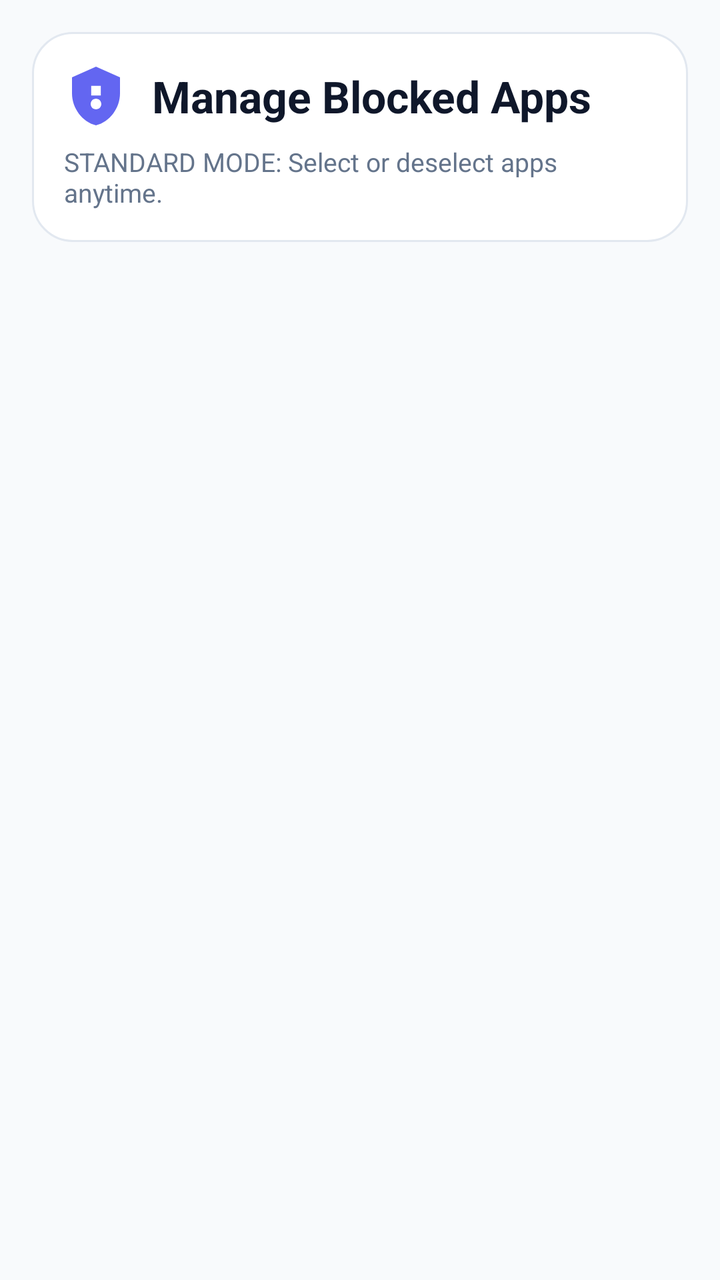
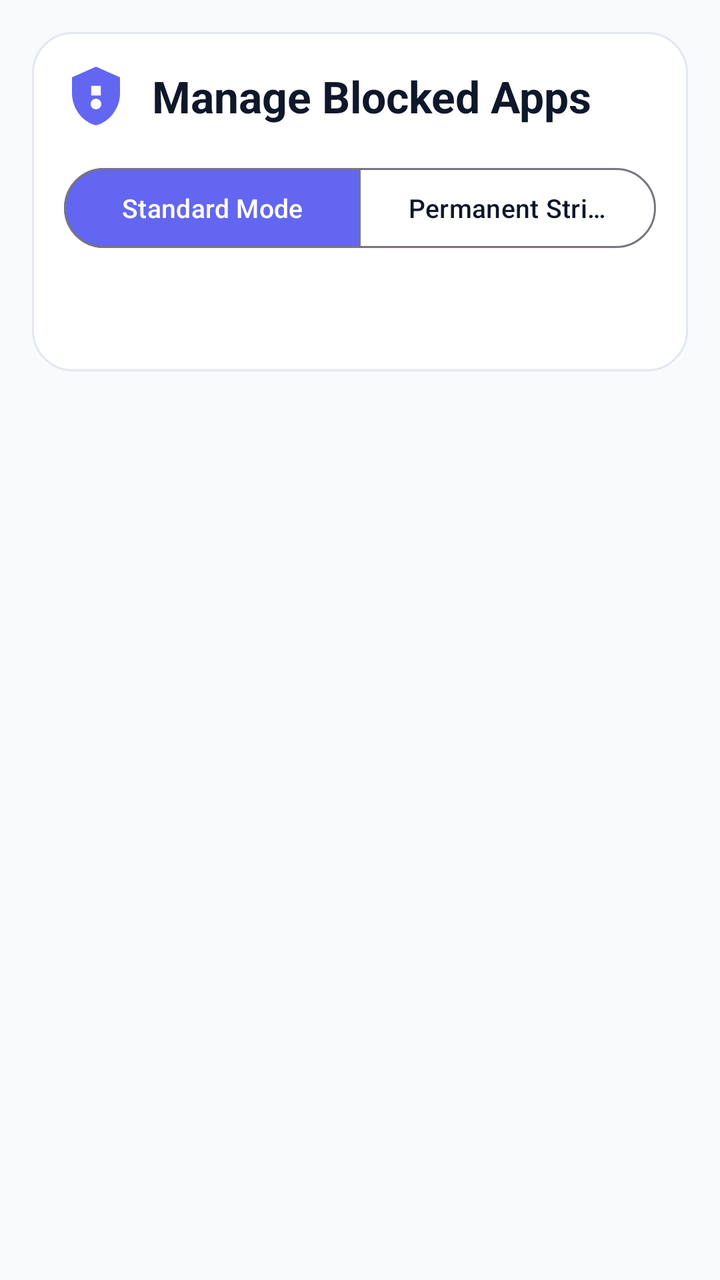

The first picture is an Android layout as it rendered before a commit; the second is the same layout after the commit. The layout source and the unified diff follow.
<!-- AndroidManifest.xml: application theme Theme.LockoutGate -->
<!-- res/layout/activity_app_picker.xml -->
<?xml version="1.0" encoding="utf-8"?>
<FrameLayout xmlns:android="http://schemas.android.com/apk/res/android"
    xmlns:app="http://schemas.android.com/apk/res-auto"
    android:layout_width="match_parent"
    android:layout_height="match_parent">

    
    <ImageView
        android:id="@+id/customBackgroundImageView"
        android:layout_width="match_parent"
        android:layout_height="match_parent"
        android:contentDescription="@null"
        android:scaleType="centerCrop"
        android:visibility="gone" />

    
    <View
        android:id="@+id/backgroundScrimView"
        android:layout_width="match_parent"
        android:layout_height="match_parent"
        android:background="#70000000"
        android:visibility="gone" />

    <LinearLayout
        android:layout_width="match_parent"
        android:layout_height="match_parent"
        android:orientation="vertical"
        android:padding="16dp">

        
        <LinearLayout
            android:layout_width="match_parent"
            android:layout_height="wrap_content"
            android:layout_marginBottom="12dp"
            android:background="@drawable/bg_panel"
            android:orientation="vertical"
            android:padding="16dp">

            <LinearLayout
                android:layout_width="match_parent"
                android:layout_height="wrap_content"
                android:gravity="center_vertical"
                android:orientation="horizontal">

                <ImageView
                    android:layout_width="32dp"
                    android:layout_height="32dp"
                    android:contentDescription="@string/title_manage_apps"
                    android:src="@drawable/ic_shield_lock"
                    app:tint="@color/primary" />

                <TextView
                    android:layout_width="wrap_content"
                    android:layout_height="wrap_content"
                    android:layout_marginStart="12dp"
                    android:text="@string/title_manage_apps"
                    android:textColor="@color/text_primary_light"
                    android:textSize="22sp"
                    android:textStyle="bold" />
            </LinearLayout>

            <TextView
                android:layout_width="match_parent"
                android:layout_height="wrap_content"
                android:layout_marginTop="8dp"
                android:text="@string/mode_desc_standard"
                android:textColor="@color/text_secondary_light"
                android:textSize="13sp" />
        </LinearLayout>

        <ProgressBar
            android:id="@+id/appsProgressBar"
            android:layout_width="wrap_content"
            android:layout_height="wrap_content"
            android:layout_gravity="center"
            android:layout_marginVertical="32dp" />

        <androidx.recyclerview.widget.RecyclerView
            android:id="@+id/appsRecyclerView"
            android:layout_width="match_parent"
            android:layout_height="0dp"
            android:layout_weight="1"
            android:clipToPadding="false"
            android:paddingBottom="16dp" />

    </LinearLayout>
</FrameLayout>
<!-- resources referenced by this layout -->
<resources>
  <color name="primary">#6366F1</color>
  <color name="text_primary_light">#0F172A</color>
  <color name="text_secondary_light">#64748B</color>
  <!-- drawable bg_panel (drawable) -->
  <?xml version="1.0" encoding="utf-8"?>
  <shape xmlns:android="http://schemas.android.com/apk/res/android" android:shape="rectangle">
      <solid android:color="@color/surface_card_light" />
      <corners android:radius="20dp" />
      <stroke android:width="1dp" android:color="@color/card_stroke_light" />
  </shape>
  <!-- drawable ic_shield_lock (drawable) -->
  <vector xmlns:android="http://schemas.android.com/apk/res/android"
      android:width="24dp"
      android:height="24dp"
      android:viewportWidth="24"
      android:viewportHeight="24">
    <path
        android:fillColor="#FF000000"
        android:pathData="M12,1L3,5v6c0,5.55 3.84,10.74 9,12 5.16,-1.26 9,-6.45 9,-12V5l-9,-4zM12,17c-1.1,0 -2,-0.9 -2,-2s0.9,-2 2,-2 2,0.9 2,2 -0.9,2 -2,2zM13.8,11.8h-3.6V8.2h3.6v3.6z"/>
  </vector>
  <string name="mode_desc_standard">STANDARD MODE: Select or deselect apps anytime.</string>
  <string name="title_manage_apps">Manage Blocked Apps</string>
  <style name="Theme.LockoutGate" parent="Theme.Material3.DayNight.NoActionBar">
          
          <item name="colorPrimary">@color/primary</item>
          <item name="colorOnPrimary">#FFFFFF</item>
          <item name="colorPrimaryContainer">@color/primary_container</item>
          <item name="colorOnPrimaryContainer">@color/on_primary_container</item>
  
          
          <item name="android:colorBackground">@color/background_light</item>
          <item name="colorSurface">@color/surface_card_light</item>
  
          
          <item name="android:statusBarColor">@color/background_light</item>
          <item name="android:windowLightStatusBar">true</item>
      </style>
  <color name="surface_card_light">#FFFFFF</color>
  <color name="card_stroke_light">#E2E8F0</color>
  <color name="primary_container">#EEF2FF</color>
  <color name="on_primary_container">#312E81</color>
  <color name="background_light">#F8FAFC</color>
</resources>

<!-- the commit's change to res/layout/activity_app_picker.xml (unified diff, before → after) -->
@@ -27,7 +27,6 @@
         android:orientation="vertical"
         android:padding="16dp">
 
-        
         <LinearLayout
             android:layout_width="match_parent"
             android:layout_height="wrap_content"
@@ -36,11 +35,13 @@
             android:orientation="vertical"
             android:padding="16dp">
 
+            
             <LinearLayout
                 android:layout_width="match_parent"
                 android:layout_height="wrap_content"
                 android:gravity="center_vertical"
-                android:orientation="horizontal">
+                android:orientation="horizontal"
+                android:paddingBottom="16dp">
 
                 <ImageView
                     android:layout_width="32dp"
@@ -59,11 +60,46 @@
                     android:textStyle="bold" />
             </LinearLayout>
 
-            <TextView
+            
+            <com.google.android.material.button.MaterialButtonToggleGroup
+                android:id="@+id/modeToggleGroup"
                 android:layout_width="match_parent"
                 android:layout_height="wrap_content"
-                android:layout_marginTop="8dp"
-                android:text="@string/mode_desc_standard"
+                android:layout_marginBottom="12dp"
+                app:checkedButton="@id/btnStandardMode"
+                app:singleSelection="true">
+
+                <com.google.android.material.button.MaterialButton
+                    android:id="@+id/btnStandardMode"
+                    style="@style/Widget.Material3.Button.OutlinedButton"
+                    android:layout_width="0dp"
+                    android:layout_height="wrap_content"
+                    android:layout_weight="1"
+                    android:text="@string/tab_standard"
+                    android:textColor="@color/tab_button_content"
+                    android:textSize="13sp"
+                    app:backgroundTint="@color/tab_button_bg"
+                    app:iconTint="@color/tab_button_content" />
+
+                <com.google.android.material.button.MaterialButton
+                    android:id="@+id/btnStrictArea"
+                    style="@style/Widget.Material3.Button.OutlinedButton"
+                    android:layout_width="0dp"
+                    android:layout_height="wrap_content"
+                    android:layout_weight="1"
+                    android:text="@string/tab_strict_permanent"
+                    android:textColor="@color/tab_button_content"
+                    android:textSize="13sp"
+                    app:backgroundTint="@color/tab_button_bg"
+                    app:iconTint="@color/tab_button_content" />
+            </com.google.android.material.button.MaterialButtonToggleGroup>
+
+            
+            <TextView
+                android:id="@+id/modeDescriptionText"
+                android:layout_width="match_parent"
+                android:layout_height="wrap_content"
+                android:layout_marginBottom="12dp"
                 android:textColor="@color/text_secondary_light"
                 android:textSize="13sp" />
         </LinearLayout>
<!-- resource entries referenced after the edit -->
@@ -20,7 +20,8 @@
         android:fillColor="#FF000000"
         android:pathData="M12,1L3,5v6c0,5.55 3.84,10.74 9,12 5.16,-1.26 9,-6.45 9,-12V5l-9,-4zM12,17c-1.1,0 -2,-0.9 -2,-2s0.9,-2 2,-2 2,0.9 2,2 -0.9,2 -2,2zM13.8,11.8h-3.6V8.2h3.6v3.6z"/>
   </vector>
-  <string name="mode_desc_standard">STANDARD MODE: Select or deselect apps anytime.</string>
+  <string name="tab_standard">Standard Mode</string>
+  <string name="tab_strict_permanent">Permanent Strict Mode</string>
   <string name="title_manage_apps">Manage Blocked Apps</string>
   <style name="Theme.LockoutGate" parent="Theme.Material3.DayNight.NoActionBar">
           
